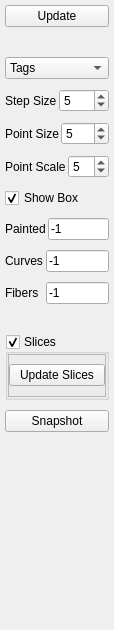
First picture: the form in tools/paint-graphcut/viewermenu.ui, repository nci/drishti, before the edit.
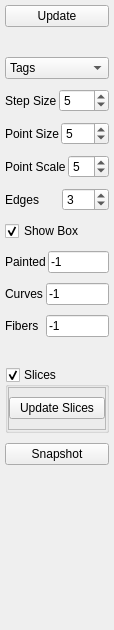
Second picture: the form after the edit.

Patch:
```diff
--- a/tools/paint-graphcut/viewermenu.ui
+++ b/tools/paint-graphcut/viewermenu.ui
@@ -162,6 +162,33 @@
      </item>
     </layout>
    </item>
+   <item>
+    <layout class="QHBoxLayout" name="horizontalLayout_7">
+     <property name="topMargin">
+      <number>0</number>
+     </property>
+     <item>
+      <widget class="QLabel" name="label_7">
+       <property name="text">
+        <string>Edges</string>
+       </property>
+      </widget>
+     </item>
+     <item>
+      <widget class="QSpinBox" name="dzscale">
+       <property name="minimum">
+        <number>1</number>
+       </property>
+       <property name="maximum">
+        <number>20</number>
+       </property>
+       <property name="value">
+        <number>3</number>
+       </property>
+      </widget>
+     </item>
+    </layout>
+   </item>
    <item>
     <widget class="QCheckBox" name="box">
      <property name="text">
```
